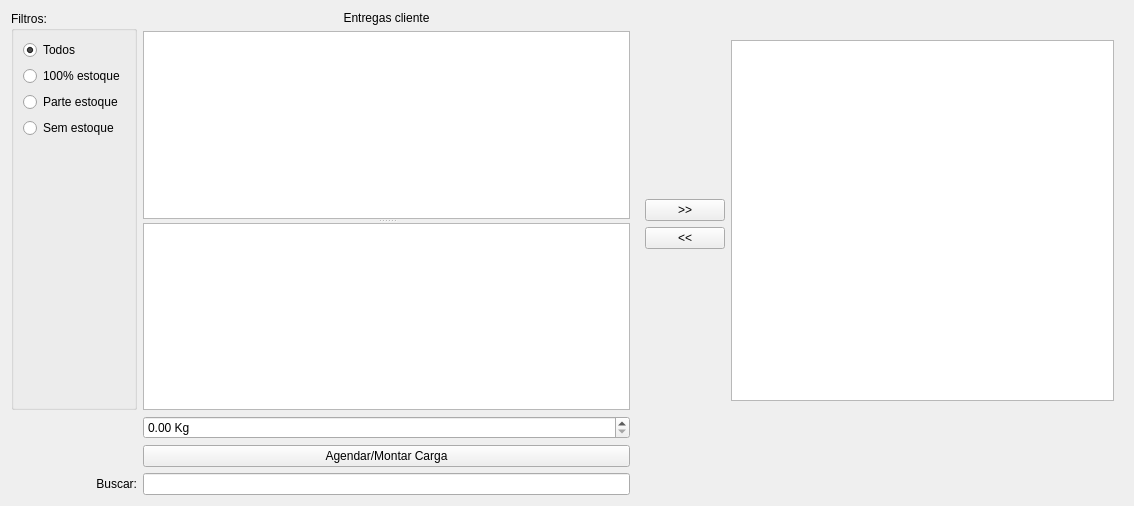
Above: ui/widgetlogisticaentrega.ui from lellisls/ERP-STACCATO before the change. Below: the same form after it.
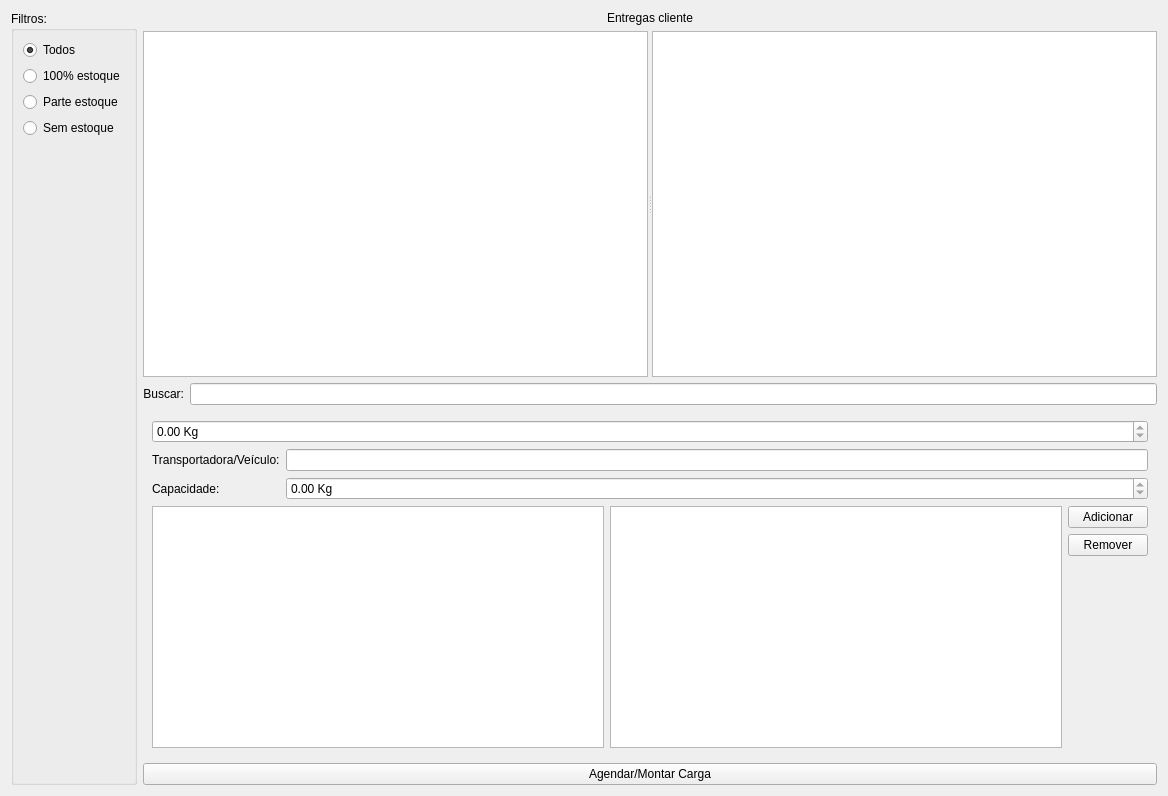
That is the form after the change. Custom widgets are drawn as their Qt base class.

```diff
--- a/ui/widgetlogisticaentrega.ui
+++ b/ui/widgetlogisticaentrega.ui
@@ -6,262 +6,342 @@
    <rect>
     <x>0</x>
     <y>0</y>
-    <width>1134</width>
-    <height>506</height>
+    <width>1168</width>
+    <height>796</height>
    </rect>
   </property>
   <property name="windowTitle">
    <string>Form</string>
   </property>
-  <layout class="QGridLayout" name="gridLayout_2">
-   <item row="0" column="0" rowspan="2">
-    <widget class="QGroupBox" name="groupBoxFiltros">
-     <property name="enabled">
-      <bool>true</bool>
-     </property>
-     <property name="title">
-      <string>Filtros:</string>
-     </property>
-     <layout class="QGridLayout" name="gridLayout_12">
-      <item row="4" column="0">
-       <spacer name="verticalSpacer_5">
-        <property name="orientation">
-         <enum>Qt::Vertical</enum>
-        </property>
-        <property name="sizeHint" stdset="0">
-         <size>
-          <width>20</width>
-          <height>290</height>
-         </size>
-        </property>
-       </spacer>
-      </item>
-      <item row="3" column="0">
-       <widget class="QRadioButton" name="radioButtonSemEstoque">
-        <property name="text">
-         <string>Sem estoque</string>
-        </property>
-       </widget>
-      </item>
-      <item row="2" column="0">
-       <widget class="QRadioButton" name="radioButtonParcialEstoque">
-        <property name="text">
-         <string>Parte estoque</string>
-        </property>
-       </widget>
-      </item>
-      <item row="1" column="0">
-       <widget class="QRadioButton" name="radioButtonTotalEstoque">
-        <property name="text">
-         <string>100% estoque</string>
-        </property>
-       </widget>
-      </item>
-      <item row="0" column="0">
-       <widget class="QRadioButton" name="radioButtonEntregaLimpar">
-        <property name="text">
-         <string>Todos</string>
-        </property>
-        <property name="checked">
+  <layout class="QGridLayout" name="gridLayout_4">
+   <item row="0" column="0">
+    <layout class="QGridLayout" name="gridLayout_2">
+     <item row="2" column="2">
+      <widget class="QLineEdit" name="lineEditBusca">
+       <property name="enabled">
+        <bool>true</bool>
+       </property>
+      </widget>
+     </item>
+     <item row="1" column="1" colspan="2">
+      <widget class="QSplitter" name="splitter">
+       <property name="orientation">
+        <enum>Qt::Horizontal</enum>
+       </property>
+       <widget class="TableView" name="tableVendas">
+        <property name="mouseTracking">
          <bool>true</bool>
         </property>
-       </widget>
-      </item>
-     </layout>
-    </widget>
-   </item>
-   <item row="0" column="1">
-    <widget class="QLabel" name="labelEntregasCliente">
-     <property name="sizePolicy">
-      <sizepolicy hsizetype="Preferred" vsizetype="Maximum">
-       <horstretch>0</horstretch>
-       <verstretch>0</verstretch>
-      </sizepolicy>
-     </property>
-     <property name="text">
-      <string>Entregas cliente</string>
-     </property>
-     <property name="alignment">
-      <set>Qt::AlignCenter</set>
-     </property>
-    </widget>
-   </item>
-   <item row="1" column="1">
-    <widget class="QSplitter" name="splitter">
-     <property name="orientation">
-      <enum>Qt::Vertical</enum>
-     </property>
-     <widget class="TableView" name="tableVendas">
-      <property name="mouseTracking">
-       <bool>true</bool>
-      </property>
-      <property name="editTriggers">
-       <set>QAbstractItemView::NoEditTriggers</set>
-      </property>
-      <property name="selectionMode">
-       <enum>QAbstractItemView::SingleSelection</enum>
-      </property>
-      <property name="selectionBehavior">
-       <enum>QAbstractItemView::SelectRows</enum>
-      </property>
-      <property name="sortingEnabled">
-       <bool>true</bool>
-      </property>
-      <attribute name="horizontalHeaderCascadingSectionResizes">
-       <bool>true</bool>
-      </attribute>
-      <attribute name="horizontalHeaderStretchLastSection">
-       <bool>false</bool>
-      </attribute>
-     </widget>
-     <widget class="TableView" name="tableProdutos">
-      <property name="mouseTracking">
-       <bool>true</bool>
-      </property>
-      <property name="editTriggers">
-       <set>QAbstractItemView::NoEditTriggers</set>
-      </property>
-      <property name="selectionMode">
-       <enum>QAbstractItemView::MultiSelection</enum>
-      </property>
-      <property name="selectionBehavior">
-       <enum>QAbstractItemView::SelectRows</enum>
-      </property>
-      <property name="sortingEnabled">
-       <bool>true</bool>
-      </property>
-     </widget>
-    </widget>
-   </item>
-   <item row="1" column="2">
-    <widget class="QFrame" name="frameCaminhao">
-     <layout class="QGridLayout" name="gridLayout">
-      <item row="0" column="0">
-       <spacer name="verticalSpacer_3">
-        <property name="orientation">
-         <enum>Qt::Vertical</enum>
+        <property name="editTriggers">
+         <set>QAbstractItemView::NoEditTriggers</set>
         </property>
-        <property name="sizeHint" stdset="0">
-         <size>
-          <width>20</width>
-          <height>40</height>
-         </size>
+        <property name="selectionMode">
+         <enum>QAbstractItemView::SingleSelection</enum>
         </property>
-       </spacer>
-      </item>
-      <item row="0" column="1" rowspan="4">
-       <widget class="QTreeView" name="tableTransp">
-        <property name="palette">
-         <palette>
-          <active>
-           <colorrole role="Highlight">
-            <brush brushstyle="SolidPattern">
-             <color alpha="255">
-              <red>51</red>
-              <green>153</green>
-              <blue>255</blue>
-             </color>
-            </brush>
-           </colorrole>
-          </active>
-          <inactive>
-           <colorrole role="Highlight">
-            <brush brushstyle="SolidPattern">
-             <color alpha="255">
-              <red>51</red>
-              <green>153</green>
-              <blue>255</blue>
-             </color>
-            </brush>
-           </colorrole>
-          </inactive>
-          <disabled>
-           <colorrole role="Highlight">
-            <brush brushstyle="SolidPattern">
-             <color alpha="255">
-              <red>51</red>
-              <green>153</green>
-              <blue>255</blue>
-             </color>
-            </brush>
-           </colorrole>
-          </disabled>
-         </palette>
+        <property name="selectionBehavior">
+         <enum>QAbstractItemView::SelectRows</enum>
         </property>
-        <property name="styleSheet">
-         <string notr="true">QTreeView::item { border: 0.5px ; border-style: solid ; border-color: lightgray ;}</string>
-        </property>
-        <property name="alternatingRowColors">
+        <property name="sortingEnabled">
          <bool>true</bool>
         </property>
-        <property name="headerHidden">
+        <attribute name="horizontalHeaderCascadingSectionResizes">
+         <bool>true</bool>
+        </attribute>
+        <attribute name="horizontalHeaderStretchLastSection">
          <bool>false</bool>
-        </property>
+        </attribute>
        </widget>
-      </item>
-      <item row="1" column="0">
-       <widget class="QPushButton" name="pushButtonSendRight">
-        <property name="text">
-         <string>&gt;&gt;</string>
+       <widget class="TableView" name="tableProdutos">
+        <property name="mouseTracking">
+         <bool>true</bool>
         </property>
-       </widget>
-      </item>
-      <item row="2" column="0">
-       <widget class="QPushButton" name="pushButtonSendLeft">
-        <property name="text">
-         <string>&lt;&lt;</string>
+        <property name="editTriggers">
+         <set>QAbstractItemView::NoEditTriggers</set>
         </property>
-       </widget>
-      </item>
-      <item row="3" column="0">
-       <spacer name="verticalSpacer">
-        <property name="orientation">
-         <enum>Qt::Vertical</enum>
+        <property name="selectionMode">
+         <enum>QAbstractItemView::MultiSelection</enum>
         </property>
-        <property name="sizeHint" stdset="0">
-         <size>
-          <width>20</width>
-          <height>40</height>
-         </size>
+        <property name="selectionBehavior">
+         <enum>QAbstractItemView::SelectRows</enum>
         </property>
-       </spacer>
-      </item>
-     </layout>
-    </widget>
-   </item>
-   <item row="2" column="1">
-    <widget class="QDoubleSpinBox" name="doubleSpinBox">
-     <property name="suffix">
-      <string> Kg</string>
-     </property>
-    </widget>
-   </item>
-   <item row="3" column="1">
-    <widget class="QPushButton" name="pushButtonAgendar">
-     <property name="text">
-      <string>Agendar/Montar Carga</string>
-     </property>
-    </widget>
-   </item>
-   <item row="4" column="0">
-    <widget class="QLabel" name="labelRecebimentosFornecedor_3">
-     <property name="enabled">
-      <bool>true</bool>
-     </property>
-     <property name="text">
-      <string>Buscar:</string>
-     </property>
-     <property name="alignment">
-      <set>Qt::AlignRight|Qt::AlignTrailing|Qt::AlignVCenter</set>
-     </property>
-    </widget>
-   </item>
-   <item row="4" column="1">
-    <widget class="QLineEdit" name="lineEditBusca">
-     <property name="enabled">
-      <bool>true</bool>
-     </property>
-    </widget>
+        <property name="sortingEnabled">
+         <bool>true</bool>
+        </property>
+       </widget>
+      </widget>
+     </item>
+     <item row="4" column="1" colspan="2">
+      <widget class="QPushButton" name="pushButtonAgendarCarga">
+       <property name="text">
+        <string>Agendar/Montar Carga</string>
+       </property>
+      </widget>
+     </item>
+     <item row="0" column="1" colspan="2">
+      <widget class="QLabel" name="labelEntregasCliente">
+       <property name="sizePolicy">
+        <sizepolicy hsizetype="Preferred" vsizetype="Maximum">
+         <horstretch>0</horstretch>
+         <verstretch>0</verstretch>
+        </sizepolicy>
+       </property>
+       <property name="text">
+        <string>Entregas cliente</string>
+       </property>
+       <property name="alignment">
+        <set>Qt::AlignCenter</set>
+       </property>
+      </widget>
+     </item>
+     <item row="2" column="1">
+      <widget class="QLabel" name="labelRecebimentosFornecedor_4">
+       <property name="enabled">
+        <bool>true</bool>
+       </property>
+       <property name="text">
+        <string>Buscar:</string>
+       </property>
+       <property name="alignment">
+        <set>Qt::AlignRight|Qt::AlignTrailing|Qt::AlignVCenter</set>
+       </property>
+      </widget>
+     </item>
+     <item row="3" column="1" colspan="2">
+      <widget class="QFrame" name="frameCaminhao">
+       <layout class="QGridLayout" name="gridLayout_3">
+        <item row="1" column="0">
+         <widget class="QLabel" name="label">
+          <property name="text">
+           <string>Transportadora/Veículo:</string>
+          </property>
+         </widget>
+        </item>
+        <item row="1" column="1">
+         <widget class="ItemBox" name="itemBoxVeiculo"/>
+        </item>
+        <item row="2" column="0">
+         <widget class="QLabel" name="label_2">
+          <property name="text">
+           <string>Capacidade:</string>
+          </property>
+         </widget>
+        </item>
+        <item row="2" column="1">
+         <widget class="QDoubleSpinBox" name="doubleSpinBoxCapacidade">
+          <property name="readOnly">
+           <bool>true</bool>
+          </property>
+          <property name="suffix">
+           <string> Kg</string>
+          </property>
+          <property name="maximum">
+           <double>99999.990000000005239</double>
+          </property>
+         </widget>
+        </item>
+        <item row="3" column="0" colspan="2">
+         <layout class="QGridLayout" name="gridLayout">
+          <item row="0" column="3">
+           <widget class="QPushButton" name="pushButtonAdicionarProduto">
+            <property name="text">
+             <string>Adicionar</string>
+            </property>
+           </widget>
+          </item>
+          <item row="1" column="3">
+           <widget class="QPushButton" name="pushButtonRemoverProduto">
+            <property name="text">
+             <string>Remover</string>
+            </property>
+           </widget>
+          </item>
+          <item row="0" column="1" rowspan="3">
+           <widget class="TableView" name="tableTransp">
+            <property name="palette">
+             <palette>
+              <active>
+               <colorrole role="Highlight">
+                <brush brushstyle="SolidPattern">
+                 <color alpha="255">
+                  <red>51</red>
+                  <green>153</green>
+                  <blue>255</blue>
+                 </color>
+                </brush>
+               </colorrole>
+              </active>
+              <inactive>
+               <colorrole role="Highlight">
+                <brush brushstyle="SolidPattern">
+                 <color alpha="255">
+                  <red>51</red>
+                  <green>153</green>
+                  <blue>255</blue>
+                 </color>
+                </brush>
+               </colorrole>
+              </inactive>
+              <disabled>
+               <colorrole role="Highlight">
+                <brush brushstyle="SolidPattern">
+                 <color alpha="255">
+                  <red>51</red>
+                  <green>153</green>
+                  <blue>255</blue>
+                 </color>
+                </brush>
+               </colorrole>
+              </disabled>
+             </palette>
+            </property>
+            <property name="mouseTracking">
+             <bool>true</bool>
+            </property>
+            <property name="styleSheet">
+             <string notr="true">QTreeView::item { border: 0.5px ; border-style: solid ; border-color: lightgray ;}</string>
+            </property>
+            <property name="editTriggers">
+             <set>QAbstractItemView::NoEditTriggers</set>
+            </property>
+            <property name="alternatingRowColors">
+             <bool>true</bool>
+            </property>
+            <property name="selectionBehavior">
+             <enum>QAbstractItemView::SelectRows</enum>
+            </property>
+           </widget>
+          </item>
+          <item row="0" column="0" rowspan="3">
+           <widget class="TableView" name="tableTransp2">
+            <property name="palette">
+             <palette>
+              <active>
+               <colorrole role="Highlight">
+                <brush brushstyle="SolidPattern">
+                 <color alpha="255">
+                  <red>51</red>
+                  <green>153</green>
+                  <blue>255</blue>
+                 </color>
+                </brush>
+               </colorrole>
+              </active>
+              <inactive>
+               <colorrole role="Highlight">
+                <brush brushstyle="SolidPattern">
+                 <color alpha="255">
+                  <red>51</red>
+                  <green>153</green>
+                  <blue>255</blue>
+                 </color>
+                </brush>
+               </colorrole>
+              </inactive>
+              <disabled>
+               <colorrole role="Highlight">
+                <brush brushstyle="SolidPattern">
+                 <color alpha="255">
+                  <red>51</red>
+                  <green>153</green>
+                  <blue>255</blue>
+                 </color>
+                </brush>
+               </colorrole>
+              </disabled>
+             </palette>
+            </property>
+            <property name="mouseTracking">
+             <bool>true</bool>
+            </property>
+            <property name="styleSheet">
+             <string notr="true">QTreeView::item { border: 0.5px ; border-style: solid ; border-color: lightgray ;}</string>
+            </property>
+            <property name="editTriggers">
+             <set>QAbstractItemView::NoEditTriggers</set>
+            </property>
+            <property name="alternatingRowColors">
+             <bool>true</bool>
+            </property>
+            <property name="selectionBehavior">
+             <enum>QAbstractItemView::SelectRows</enum>
+            </property>
+           </widget>
+          </item>
+         </layout>
+        </item>
+        <item row="0" column="0" colspan="2">
+         <widget class="QDoubleSpinBox" name="doubleSpinBoxPeso">
+          <property name="readOnly">
+           <bool>true</bool>
+          </property>
+          <property name="suffix">
+           <string> Kg</string>
+          </property>
+          <property name="maximum">
+           <double>999999.989999999990687</double>
+          </property>
+         </widget>
+        </item>
+       </layout>
+      </widget>
+     </item>
+     <item row="0" column="0" rowspan="5">
+      <widget class="QGroupBox" name="groupBoxFiltros">
+       <property name="enabled">
+        <bool>true</bool>
+       </property>
+       <property name="title">
+        <string>Filtros:</string>
+       </property>
+       <layout class="QGridLayout" name="gridLayout_12">
+        <item row="4" column="0">
+         <spacer name="verticalSpacer_5">
+          <property name="orientation">
+           <enum>Qt::Vertical</enum>
+          </property>
+          <property name="sizeHint" stdset="0">
+           <size>
+            <width>20</width>
+            <height>290</height>
+           </size>
+          </property>
+         </spacer>
+        </item>
+        <item row="3" column="0">
+         <widget class="QRadioButton" name="radioButtonSemEstoque">
+          <property name="text">
+           <string>Sem estoque</string>
+          </property>
+         </widget>
+        </item>
+        <item row="2" column="0">
+         <widget class="QRadioButton" name="radioButtonParcialEstoque">
+          <property name="text">
+           <string>Parte estoque</string>
+          </property>
+         </widget>
+        </item>
+        <item row="1" column="0">
+         <widget class="QRadioButton" name="radioButtonTotalEstoque">
+          <property name="text">
+           <string>100% estoque</string>
+          </property>
+         </widget>
+        </item>
+        <item row="0" column="0">
+         <widget class="QRadioButton" name="radioButtonEntregaLimpar">
+          <property name="text">
+           <string>Todos</string>
+          </property>
+          <property name="checked">
+           <bool>true</bool>
+          </property>
+         </widget>
+        </item>
+       </layout>
+      </widget>
+     </item>
+    </layout>
    </item>
   </layout>
  </widget>
@@ -271,6 +351,11 @@
    <extends>QTableView</extends>
    <header>src/tableview.h</header>
   </customwidget>
+  <customwidget>
+   <class>ItemBox</class>
+   <extends>QLineEdit</extends>
+   <header>src/itembox.h</header>
+  </customwidget>
  </customwidgets>
  <resources/>
  <connections/>
```
